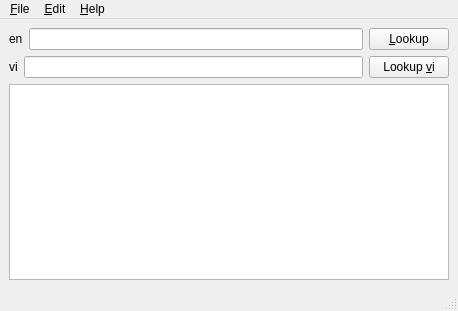
easai/ViDict, file mainwindow.ui: the form before one commit.
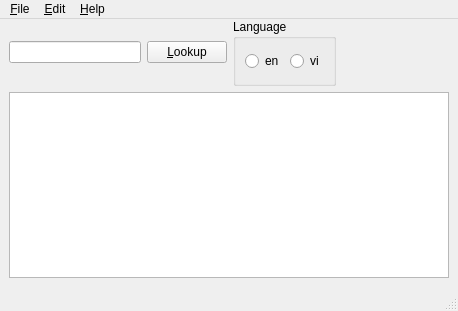
The form after the commit.

Commit message: Update UI add radio buttons

```diff
--- a/mainwindow.ui
+++ b/mainwindow.ui
@@ -14,16 +14,28 @@
    <string>MainWindow</string>
   </property>
   <widget class="QWidget" name="centralwidget">
-   <layout class="QVBoxLayout" name="verticalLayout">
+   <widget class="QTextEdit" name="textEdit">
+    <property name="geometry">
+     <rect>
+      <x>9</x>
+      <y>73</y>
+      <width>440</width>
+      <height>186</height>
+     </rect>
+    </property>
+   </widget>
+   <widget class="QWidget" name="">
+    <property name="geometry">
+     <rect>
+      <x>9</x>
+      <y>0</y>
+      <width>327</width>
+      <height>67</height>
+     </rect>
+    </property>
+    <layout class="QHBoxLayout" name="horizontalLayout_3">
     <item>
      <layout class="QHBoxLayout" name="horizontalLayout">
-      <item>
-       <widget class="QLabel" name="label">
-        <property name="text">
-         <string>en</string>
-        </property>
-       </widget>
-      </item>
       <item>
        <widget class="QLineEdit" name="lineEdit"/>
       </item>
@@ -37,30 +49,30 @@
      </layout>
     </item>
     <item>
+      <widget class="QGroupBox" name="groupBox">
+       <property name="title">
+        <string>Language</string>
+       </property>
      <layout class="QHBoxLayout" name="horizontalLayout_2">
       <item>
-       <widget class="QLabel" name="label_vi">
+         <widget class="QRadioButton" name="radioButton_en">
+          <property name="text">
+           <string>en</string>
+          </property>
+         </widget>
+        </item>
+        <item>
+         <widget class="QRadioButton" name="radioButton_vi">
         <property name="text">
          <string>vi</string>
         </property>
        </widget>
       </item>
-      <item>
-       <widget class="QLineEdit" name="lineEdit_vi"/>
-      </item>
-      <item>
-       <widget class="QPushButton" name="pushButton_vi">
-        <property name="text">
-         <string>Lookup &amp;vi</string>
-        </property>
+       </layout>
        </widget>
       </item>
      </layout>
-    </item>
-    <item>
-     <widget class="QTextEdit" name="textEdit"/>
-    </item>
-   </layout>
+   </widget>
   </widget>
   <widget class="QMenuBar" name="menubar">
    <property name="geometry">
```
Lines whose indentation alone changed are shown as unchanged. The commit also changes 2 other files.
